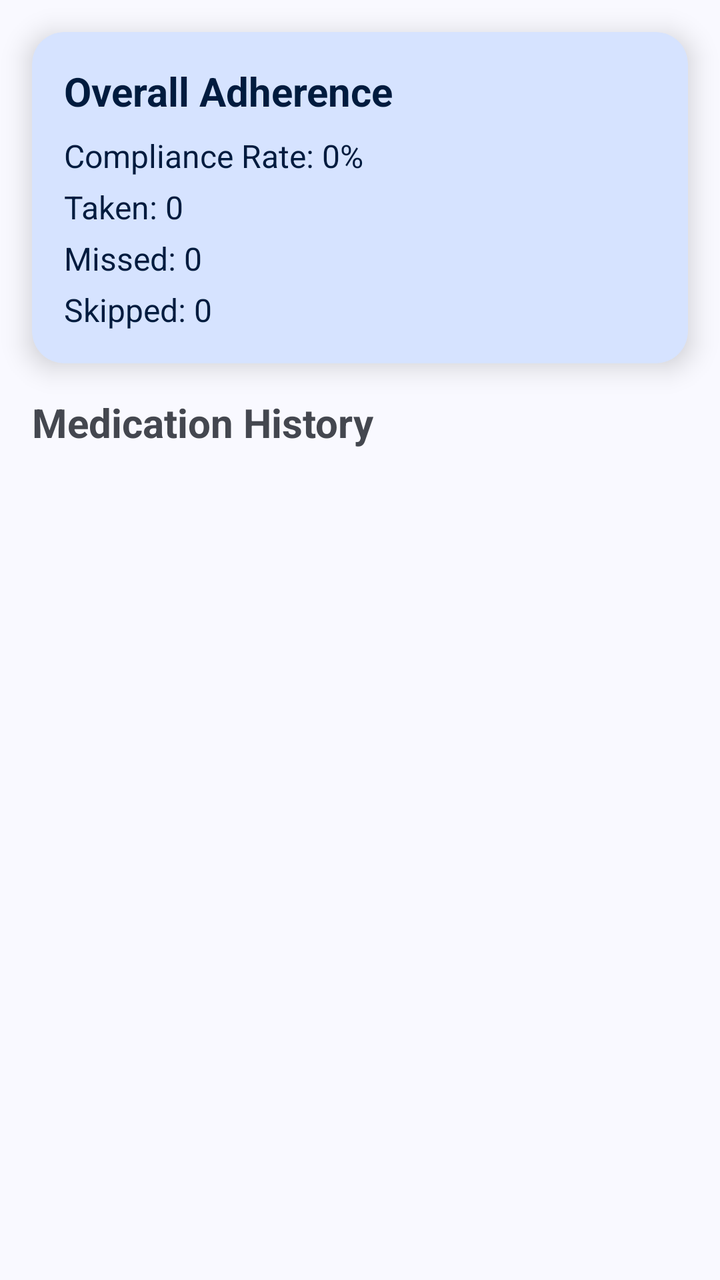
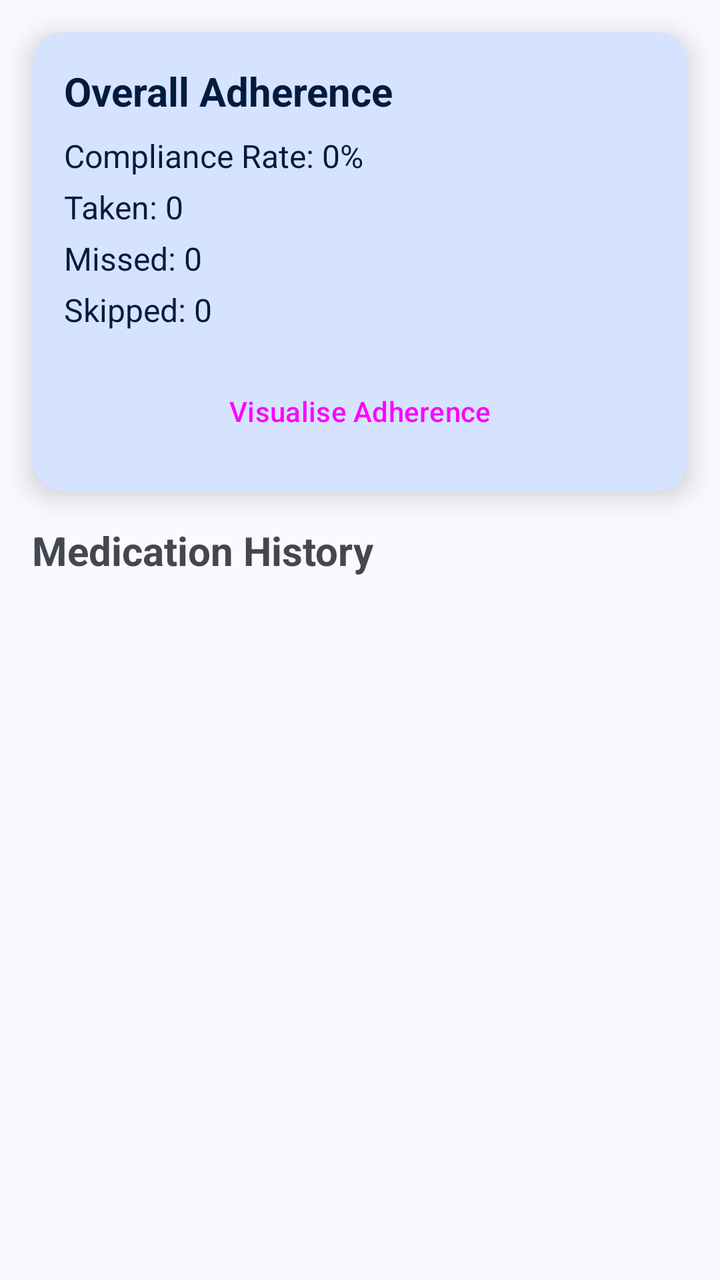

Screens rendered from an Android XML layout before and after an edit, with the pre-edit source and the edit as a unified diff.
<!-- AndroidManifest.xml: application theme Theme.MobileHealthApplication -->
<!-- res/layout/fragment_medication_detail.xml -->
<?xml version="1.0" encoding="utf-8"?>
<androidx.constraintlayout.widget.ConstraintLayout
    xmlns:android="http://schemas.android.com/apk/res/android"
    xmlns:app="http://schemas.android.com/apk/res-auto"
    android:layout_width="match_parent"
    android:layout_height="match_parent">

    
    <com.google.android.material.card.MaterialCardView
        android:id="@+id/adherence_card"
        android:layout_width="0dp"
        android:layout_height="wrap_content"
        android:layout_margin="16dp"
        app:cardElevation="8dp"
        app:cardCornerRadius="16dp"
        android:contentDescription="@string/adherence_summary_card"
        app:cardBackgroundColor="?attr/colorPrimaryContainer"
        app:strokeWidth="0dp"
        app:layout_constraintTop_toTopOf="parent"
        app:layout_constraintStart_toStartOf="parent"
        app:layout_constraintEnd_toEndOf="parent">

        <LinearLayout
            android:layout_width="match_parent"
            android:layout_height="wrap_content"
            android:orientation="vertical"
            android:padding="16dp">

            <TextView
                android:id="@+id/overallAdherenceLabel"
                android:layout_width="wrap_content"
                android:layout_height="wrap_content"
                android:text="@string/overall_adherence"
                android:contentDescription="@string/overall_adherence_label"
                android:textColor="?attr/colorOnPrimaryContainer"
                android:textSize="20sp"
                android:textStyle="bold" />

            <TextView
                android:id="@+id/complianceRateText"
                android:layout_width="wrap_content"
                android:layout_height="wrap_content"
                android:layout_marginTop="8dp"
                android:text="@string/compliance_rate"
                android:contentDescription="@string/overall_compliance_rate"
                android:textColor="?attr/colorOnPrimaryContainer"
                android:textSize="16sp" />

            <TextView
                android:id="@+id/takenCountText"
                android:layout_width="wrap_content"
                android:layout_height="wrap_content"
                android:layout_marginTop="4dp"
                android:text="@string/total_taken"
                android:contentDescription="@string/total_taken_medication_count"
                android:textColor="?attr/colorOnPrimaryContainer"
                android:textSize="16sp" />

            <TextView
                android:id="@+id/missedCountText"
                android:layout_width="wrap_content"
                android:layout_height="wrap_content"
                android:layout_marginTop="4dp"
                android:text="@string/total_missed"
                android:contentDescription="@string/total_missed_medication_count"
                android:textColor="?attr/colorOnPrimaryContainer"
                android:textSize="16sp" />

            <TextView
                android:id="@+id/skippedCountText"
                android:layout_width="wrap_content"
                android:layout_height="wrap_content"
                android:layout_marginTop="4dp"
                android:text="@string/total_skipped"
                android:contentDescription="@string/total_skipped_medication_count"
                android:textColor="?attr/colorOnPrimaryContainer"
                android:textSize="16sp" />
        </LinearLayout>
    </com.google.android.material.card.MaterialCardView>

    <TextView
        android:id="@+id/historyHeader"
        android:layout_width="wrap_content"
        android:layout_height="wrap_content"
        android:text="@string/medication_history"
        android:contentDescription="@string/medication_history_header"
        android:textSize="20sp"
        android:textStyle="bold"
        android:layout_marginStart="16dp"
        android:layout_marginTop="16dp"
        app:layout_constraintTop_toBottomOf="@id/adherence_card"
        app:layout_constraintStart_toStartOf="parent" />



    
    <androidx.recyclerview.widget.RecyclerView
        android:id="@+id/eventsRecyclerView"
        android:layout_width="0dp"
        android:layout_height="0dp"
        android:contentDescription="@string/medication_history_list"
        android:layout_marginTop="8dp"
        android:clipToPadding="false"
        android:paddingBottom="16dp"
        app:layout_constraintBottom_toBottomOf="parent"
        app:layout_constraintEnd_toEndOf="parent"
        app:layout_constraintHorizontal_bias="0.0"
        app:layout_constraintStart_toStartOf="parent"
        app:layout_constraintTop_toBottomOf="@id/historyHeader"
        app:layout_constraintVertical_bias="0.0" />

</androidx.constraintlayout.widget.ConstraintLayout>
<!-- resources referenced by this layout -->
<resources>
  <string name="adherence_summary_card">Adherence summary card</string>
  <string name="compliance_rate">Compliance Rate: 0%</string>
  <string name="medication_history">Medication History</string>
  <string name="medication_history_header">Medication history header</string>
  <string name="medication_history_list">Medication history list</string>
  <string name="overall_adherence">Overall Adherence</string>
  <string name="overall_adherence_label">Overall adherence label</string>
  <string name="overall_compliance_rate">Overall compliance rate</string>
  <string name="total_missed">Missed: 0</string>
  <string name="total_missed_medication_count">Total missed medication count</string>
  <string name="total_skipped">Skipped: 0</string>
  <string name="total_skipped_medication_count">Total skipped medication count</string>
  <string name="total_taken">Taken: 0</string>
  <string name="total_taken_medication_count">Total taken medication count</string>
  <color name="md_theme_primary">#415F91</color>
  <color name="md_theme_onPrimary">#FFFFFF</color>
  <color name="md_theme_primaryContainer">#D6E3FF</color>
  <color name="md_theme_onPrimaryContainer">#001B3E</color>
  <color name="md_theme_primaryFixed">#D6E3FF</color>
  <color name="md_theme_onPrimaryFixed">#001B3E</color>
  <color name="md_theme_primaryFixedDim">#AAC7FF</color>
  <color name="md_theme_onPrimaryFixedVariant">#284777</color>
  <color name="md_theme_secondary">#565F71</color>
  <color name="md_theme_onSecondary">#FFFFFF</color>
  <color name="md_theme_secondaryContainer">#DAE2F9</color>
  <color name="md_theme_onSecondaryContainer">#131C2B</color>
  <color name="md_theme_secondaryFixed">#DAE2F9</color>
  <color name="md_theme_onSecondaryFixed">#131C2B</color>
  <color name="md_theme_secondaryFixedDim">#BEC6DC</color>
  <color name="md_theme_onSecondaryFixedVariant">#3E4759</color>
  <color name="md_theme_tertiary">#705575</color>
  <color name="md_theme_onTertiary">#FFFFFF</color>
  <color name="md_theme_tertiaryContainer">#FAD8FD</color>
  <color name="md_theme_onTertiaryContainer">#28132E</color>
  <color name="md_theme_tertiaryFixed">#FAD8FD</color>
  <color name="md_theme_onTertiaryFixed">#28132E</color>
  <color name="md_theme_tertiaryFixedDim">#DDBCE0</color>
  <color name="md_theme_onTertiaryFixedVariant">#573E5C</color>
  <color name="md_theme_error">#BA1A1A</color>
  <color name="md_theme_onError">#FFFFFF</color>
  <color name="md_theme_errorContainer">#FFDAD6</color>
  <color name="md_theme_onErrorContainer">#410002</color>
  <style name="ThemeOverlay.App.BottomSheetDialog" parent="ThemeOverlay.Material3.BottomSheetDialog">
          <item name="android:navigationBarColor">@color/md_theme_background</item>
      </style>
  <color name="md_theme_background">#F9F9FF</color>
  <color name="md_theme_onBackground">#191C20</color>
  <color name="md_theme_surface">#F9F9FF</color>
  <color name="md_theme_onSurface">#191C20</color>
  <color name="md_theme_surfaceVariant">#E0E2EC</color>
  <color name="md_theme_onSurfaceVariant">#44474E</color>
  <color name="md_theme_surfaceContainerLowest">#FFFFFF</color>
  <color name="md_theme_surfaceContainerLow">#F3F3FA</color>
  <color name="md_theme_surfaceContainer">#EDEDF4</color>
  <color name="md_theme_surfaceContainerHigh">#E7E8EE</color>
  <color name="md_theme_surfaceContainerHighest">#E2E2E9</color>
  <color name="md_theme_outline">#74777F</color>
  <color name="md_theme_outlineVariant">#C4C6D0</color>
  <color name="md_theme_surfaceBright">#F9F9FF</color>
  <color name="md_theme_surfaceDim">#D9D9E0</color>
  <style name="Widget.App.Snackbar" parent="Widget.Material3.Snackbar">
          <item name="backgroundTint">?attr/colorSurface</item>
      </style>
  <style name="Widget.App.Snackbar.TextView" parent="Widget.Material3.Snackbar.TextView">
          <item name="android:textColor">?attr/colorOnSurface</item>
      </style>
  <!-- unchanged entries left out for length: 7 -->
</resources>

<!-- the commit's change to res/layout/fragment_medication_detail.xml (unified diff, before → after) -->
@@ -75,6 +75,15 @@
                 android:contentDescription="@string/total_skipped_medication_count"
                 android:textColor="?attr/colorOnPrimaryContainer"
                 android:textSize="16sp" />
+
+            <Button
+                android:id="@+id/visualise_adherence_button"
+                android:layout_width="match_parent"
+                android:layout_height="wrap_content"
+                android:layout_marginTop="16dp"
+                android:text="Visualise Adherence"
+                android:textAllCaps="false"
+                style="@style/Widget.Material3.Button.OutlinedButton"/>
         </LinearLayout>
     </com.google.android.material.card.MaterialCardView>
 
